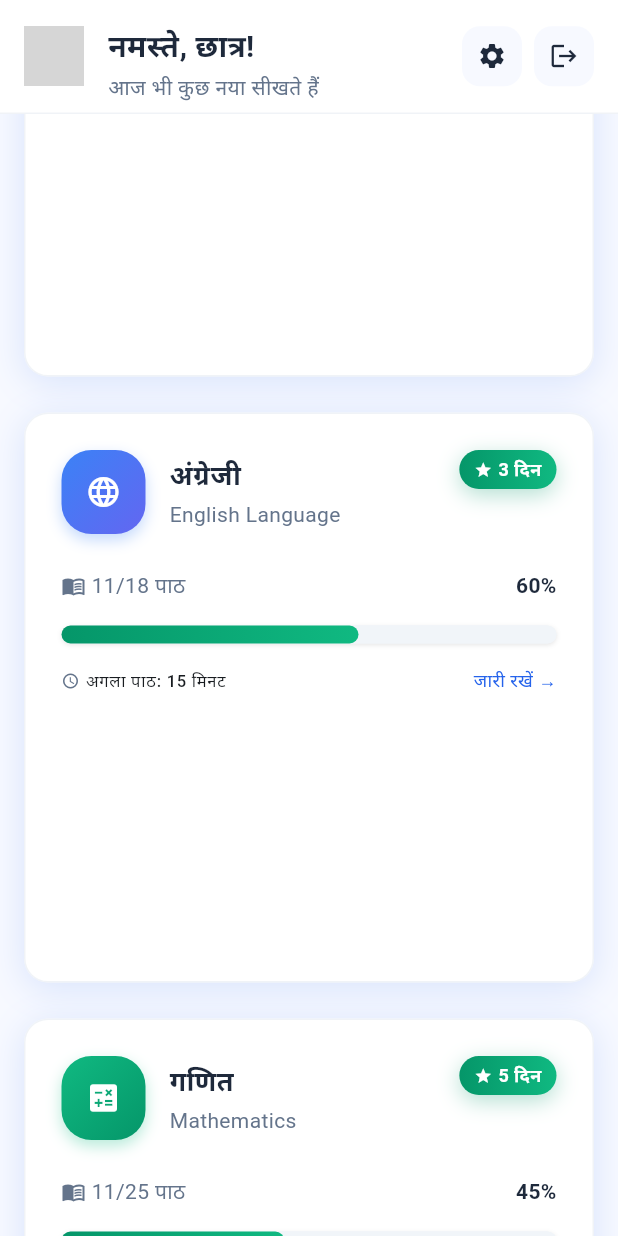
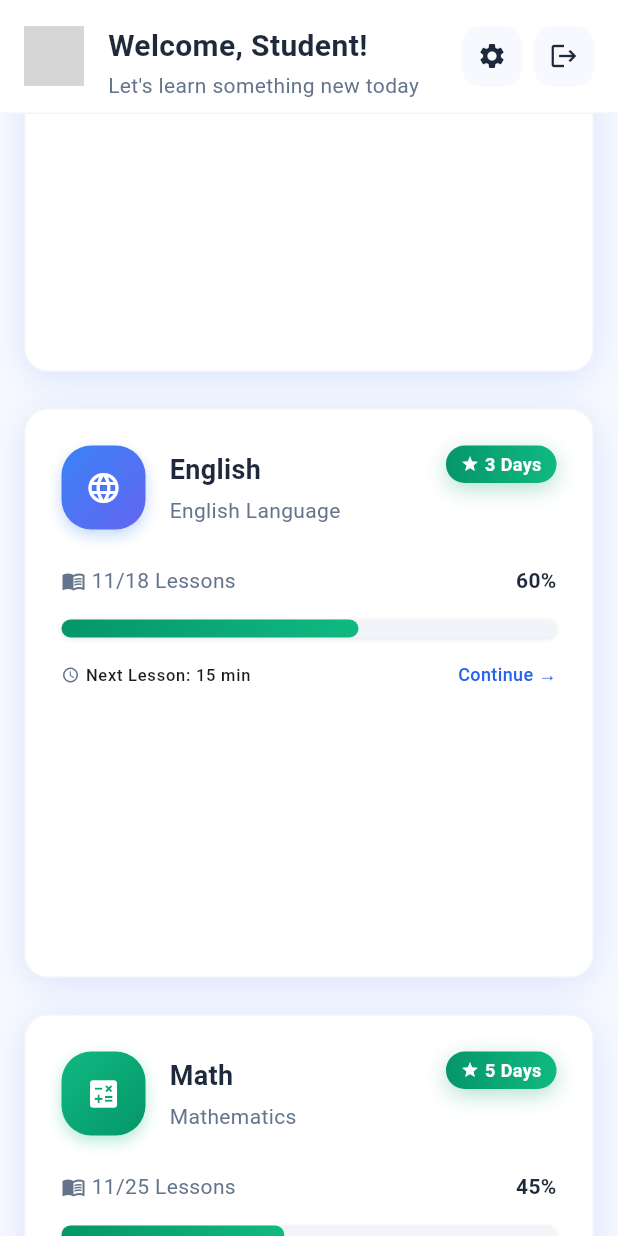
Before and after one commit to pilot32/sih_project, a Flutter app: the screen it shows after launch, scrolled down 576 dp, on a phone screen of 412 x 824 dp. Run offline on Flutter 3.47's test engine with Material 3 defaults, Android fonts, the light colour scheme and no system bars; our stand-ins replace firebase_core, percent_indicator; accounts and stored records are empty; grey boxes are pictures that could not be loaded.

Commit message:
changed the lnaguage from hindi to english throughout the app

```diff
--- a/lib/core/constants/app_strings.dart
+++ b/lib/core/constants/app_strings.dart
@@ -1,48 +1,48 @@
 class AppStrings {
   // General
-  static const String appName = 'शिक्षा ऐप';
-  static const String welcome = 'नमस्ते';
-  static const String todayLearn = 'आज भी कुछ नया सीखते हैं';
+  static const String appName = 'Education App';
+  static const String welcome = 'Welcome';
+  static const String todayLearn = 'Let\'s learn something new today';
 
   // Dashboard
-  static const String totalProgress = 'कुल प्रगति';
-  static const String dayStreak = 'दिन की लकीर';
-  static const String totalStars = 'कुल तारे';
-  static const String badgesEarned = 'बैज अर्जित';
+  static const String totalProgress = 'Total Progress';
+  static const String dayStreak = 'Day Streak';
+  static const String totalStars = 'Total Stars';
+  static const String badgesEarned = 'Badges Earned';
 
   // Subjects
-  static const String coreSubjects = 'मुख्य विषय';
-  static const String higherEducation = 'उच्च शिक्षा के लिए तैयारी';
-  static const String foundationCourse = 'बुनियादी पाठ्यक्रम';
-  static const String comingSoon = 'जल्द ही उपलब्ध';
-  static const String higherEducationPrep = 'उच्च शिक्षा के लिए तैयारी';
-  static const String basicCurriculum = 'बुनियादी पाठ्यक्रम';
+  static const String coreSubjects = 'Core Subjects';
+  static const String higherEducation = 'Higher Education Preparation';
+  static const String foundationCourse = 'Foundation Course';
+  static const String comingSoon = 'Coming Soon';
+  static const String higherEducationPrep = 'Higher Education Prep';
+  static const String basicCurriculum = 'Basic Curriculum';
   // Subject Names
-  static const String hindi = 'हिंदी';
+  static const String hindi = 'Hindi';
   static const String hindiEng = 'Hindi Language';
-  static const String english = 'अंग्रेजी';
+  static const String english = 'English';
   static const String englishEng = 'English Language';
-  static const String math = 'गणित';
+  static const String math = 'Math';
   static const String mathEng = 'Mathematics';
-  static const String science = 'विज्ञान';
+  static const String science = 'Science';
   static const String scienceEng = 'Science';
-  static const String socialScience = 'सामाजिक विज्ञान';
+  static const String socialScience = 'Social Science';
   static const String socialScienceEng = 'Social Science';
-  static const String commerce = 'वाणिज्य';
+  static const String commerce = 'Commerce';
   static const String commerceEng = 'Commerce';
-  static const String computer = 'कंप्यूटर';
+  static const String computer = 'Computer';
   static const String computerEng = 'Computer Basics';
 
   // Actions
-  static const String quickActions = 'त्वरित कार्य';
-  static const String todayLesson = 'आज का पाठ';
-  static const String practiceQuestions = 'अभ्यास प्रश्न';
-  static const String viewRewards = 'पुरस्कार देखें';
-  static const String settings = 'सेटिंग्स';
+  static const String quickActions = 'Quick Actions';
+  static const String todayLesson = 'Today\'s Lesson';
+  static const String practiceQuestions = 'Practice Questions';
+  static const String viewRewards = 'View Rewards';
+  static const String settings = 'Settings';
 
   // Learning Card
-  static const String lessons = 'पाठ';
-  static const String days = 'दिन';
-  static const String nextLesson = 'अगला पाठ: 15 मिनट';
-  static const String continueLesson = 'जारी रखें →';
+  static const String lessons = 'Lessons';
+  static const String days = 'Days';
+  static const String nextLesson = 'Next Lesson: 15 min';
+  static const String continueLesson = 'Continue →';
 }
--- a/lib/screens/student_dashboard_screen.dart
+++ b/lib/screens/student_dashboard_screen.dart
@@ -16,7 +16,7 @@ class StudentDashboardScreen extends StatefulWidget {
 
   const StudentDashboardScreen({
     super.key,
-    this.studentName = 'छात्र',
+    this.studentName = 'Student',
     this.onLogout,
     this.onSettings,
   });
@@ -39,7 +39,7 @@ class _StudentDashboardScreenState extends State<StudentDashboardScreen> {
   void _initializeData() {
     coreSubjects = [
       SubjectModel(
-        subject: 'हिंदी',
+        subject: 'Hindi',
         subjectHindi: 'Hindi Language',
         progress: 75,
         totalLessons: 20,
@@ -53,7 +53,7 @@ class _StudentDashboardScreenState extends State<StudentDashboardScreen> {
         icon: Icons.book_outlined,
       ),
       SubjectModel(
-        subject: 'अंग्रेजी',
+        subject: 'English',
         subjectHindi: 'English Language',
         progress: 60,
         totalLessons: 18,
@@ -67,7 +67,7 @@ class _StudentDashboardScreenState extends State<StudentDashboardScreen> {
         icon: Icons.language,
       ),
       SubjectModel(
-        subject: 'गणित',
+        subject: 'Math',
         subjectHindi: 'Mathematics',
         progress: 45,
         totalLessons: 25,
@@ -84,7 +84,7 @@ class _StudentDashboardScreenState extends State<StudentDashboardScreen> {
 
     higherSubjects = [
       SubjectModel(
-        subject: 'विज्ञान',
+        subject: 'Science',
         subjectHindi: 'Science',
         progress: 0,
         totalLessons: 30,
@@ -99,7 +99,7 @@ class _StudentDashboardScreenState extends State<StudentDashboardScreen> {
         isLocked: true,
       ),
       SubjectModel(
-        subject: 'सामाजिक विज्ञान',
+        subject: 'Social Science',
         subjectHindi: 'Social Science',
         progress: 0,
         totalLessons: 22,
@@ -114,7 +114,7 @@ class _StudentDashboardScreenState extends State<StudentDashboardScreen> {
         isLocked: true,
       ),
       SubjectModel(
-        subject: 'वाणिज्य',
+        subject: 'Commerce',
         subjectHindi: 'Commerce',
         progress: 0,
         totalLessons: 18,
@@ -129,7 +129,7 @@ class _StudentDashboardScreenState extends State<StudentDashboardScreen> {
         isLocked: true,
       ),
       SubjectModel(
-        subject: 'कंप्यूटर',
+        subject: 'Computer',
         subjectHindi: 'Computer Basics',
         progress: 0,
         totalLessons: 15,
@@ -225,7 +225,7 @@ SubjectsSection(
     // Navigate to today's lesson
     ScaffoldMessenger.of(context).showSnackBar(
       const SnackBar(
-        content: Text('आज का पाठ खोला जा रहा है...'),
+        content: Text('Opening Today\'s Lesson...'),
         duration: Duration(seconds: 2),
       ),
     );
@@ -235,7 +235,7 @@ SubjectsSection(
     // Navigate to practice questions
     ScaffoldMessenger.of(context).showSnackBar(
       const SnackBar(
-        content: Text('अभ्यास प्रश्न खोले जा रहे हैं...'),
+        content: Text('Opening Practice Questions...'),
         duration: Duration(seconds: 2),
       ),
     );
@@ -245,7 +245,7 @@ SubjectsSection(
     // Navigate to rewards page
     ScaffoldMessenger.of(context).showSnackBar(
       const SnackBar(
-        content: Text('पुरस्कार पृष्ठ खोला जा रहा है...'),
+        content: Text('Opening Rewards Page...'),
         duration: Duration(seconds: 2),
       ),
     );
```
Also changed, not shown: lib/screens/homescreen/student_dashboard.dart (+44 -55 lines).
